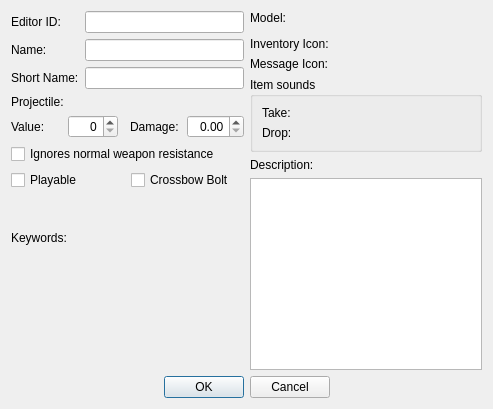
Old version of the form native/src/DovahKit/ui/form_windows/ammo.ui in the repository DavidJCobb/DovahKit.
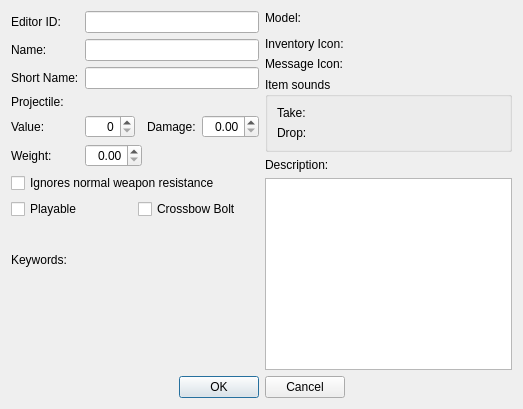
New version of the form. Custom widgets are drawn as their Qt base class.

Commit message:
Implemented but untested: AMMO, ANIO, COLL, EXPL, HAZD
Implemented backends and UIs for the following form types (all untested): AMMO; ANIO, COLL; EXPL; HAZD.

What changed in the file:
```diff
--- a/native/src/DovahKit/ui/form_windows/ammo.ui
+++ b/native/src/DovahKit/ui/form_windows/ammo.ui
@@ -36,7 +36,51 @@
        <item row="3" column="1">
         <widget class="DKFormPicker" name="projectile"/>
        </item>
-       <item row="5" column="0" colspan="2">
+       <item row="4" column="1">
+        <layout class="QHBoxLayout" name="horizontalLayout">
+         <item>
+          <widget class="QSpinBox" name="value">
+           <property name="alignment">
+            <set>Qt::AlignRight|Qt::AlignTrailing|Qt::AlignVCenter</set>
+           </property>
+          </widget>
+         </item>
+         <item>
+          <spacer name="horizontalSpacer_3">
+           <property name="orientation">
+            <enum>Qt::Horizontal</enum>
+           </property>
+           <property name="sizeType">
+            <enum>QSizePolicy::Fixed</enum>
+           </property>
+           <property name="sizeHint" stdset="0">
+            <size>
+             <width>6</width>
+             <height>20</height>
+            </size>
+           </property>
+          </spacer>
+         </item>
+         <item>
+          <widget class="QLabel" name="label_13">
+           <property name="text">
+            <string>Damage:</string>
+           </property>
+           <property name="buddy">
+            <cstring>damage</cstring>
+           </property>
+          </widget>
+         </item>
+         <item>
+          <widget class="QDoubleSpinBox" name="damage">
+           <property name="alignment">
+            <set>Qt::AlignRight|Qt::AlignTrailing|Qt::AlignVCenter</set>
+           </property>
+          </widget>
+         </item>
+        </layout>
+       </item>
+       <item row="7" column="0" colspan="2">
         <layout class="QGridLayout" name="gridLayout_3">
          <item row="1" column="0">
           <widget class="QCheckBox" name="flagPlayable">
@@ -97,9 +141,7 @@
          </property>
         </widget>
        </item>
-       <item row="4" column="0" colspan="2">
-        <layout class="QHBoxLayout" name="horizontalLayout">
-         <item>
+       <item row="4" column="0">
           <widget class="QLabel" name="label_12">
            <property name="text">
             <string>Value:</string>
@@ -109,47 +151,22 @@
            </property>
           </widget>
          </item>
-         <item>
-          <widget class="QSpinBox" name="value">
-           <property name="alignment">
-            <set>Qt::AlignRight|Qt::AlignTrailing|Qt::AlignVCenter</set>
-           </property>
-          </widget>
-         </item>
-         <item>
-          <spacer name="horizontalSpacer_3">
-           <property name="orientation">
-            <enum>Qt::Horizontal</enum>
-           </property>
-           <property name="sizeType">
-            <enum>QSizePolicy::Fixed</enum>
-           </property>
-           <property name="sizeHint" stdset="0">
-            <size>
-             <width>6</width>
-             <height>20</height>
-            </size>
-           </property>
-          </spacer>
-         </item>
-         <item>
-          <widget class="QLabel" name="label_13">
+       <item row="5" column="0">
+        <widget class="QLabel" name="label_14">
            <property name="text">
-            <string>Damage:</string>
+          <string>Weight:</string>
            </property>
            <property name="buddy">
             <cstring>damage</cstring>
            </property>
           </widget>
          </item>
-         <item>
-          <widget class="QDoubleSpinBox" name="damage">
+       <item row="5" column="1" alignment="Qt::AlignLeft">
+        <widget class="QDoubleSpinBox" name="weight">
            <property name="alignment">
             <set>Qt::AlignRight|Qt::AlignTrailing|Qt::AlignVCenter</set>
            </property>
           </widget>
-         </item>
-        </layout>
        </item>
       </layout>
      </item>
```
Left out of the diff: 6 changed lines with no effect on the pictures. Lines whose indentation alone changed are shown as unchanged. The commit also changes 33 other files.
